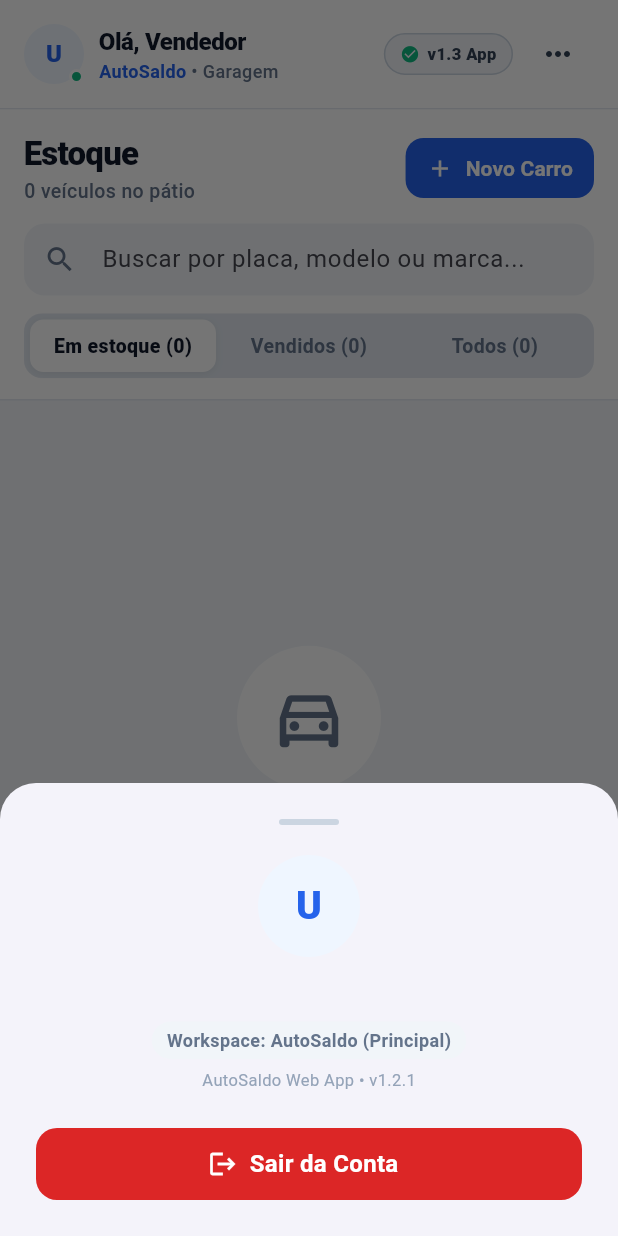
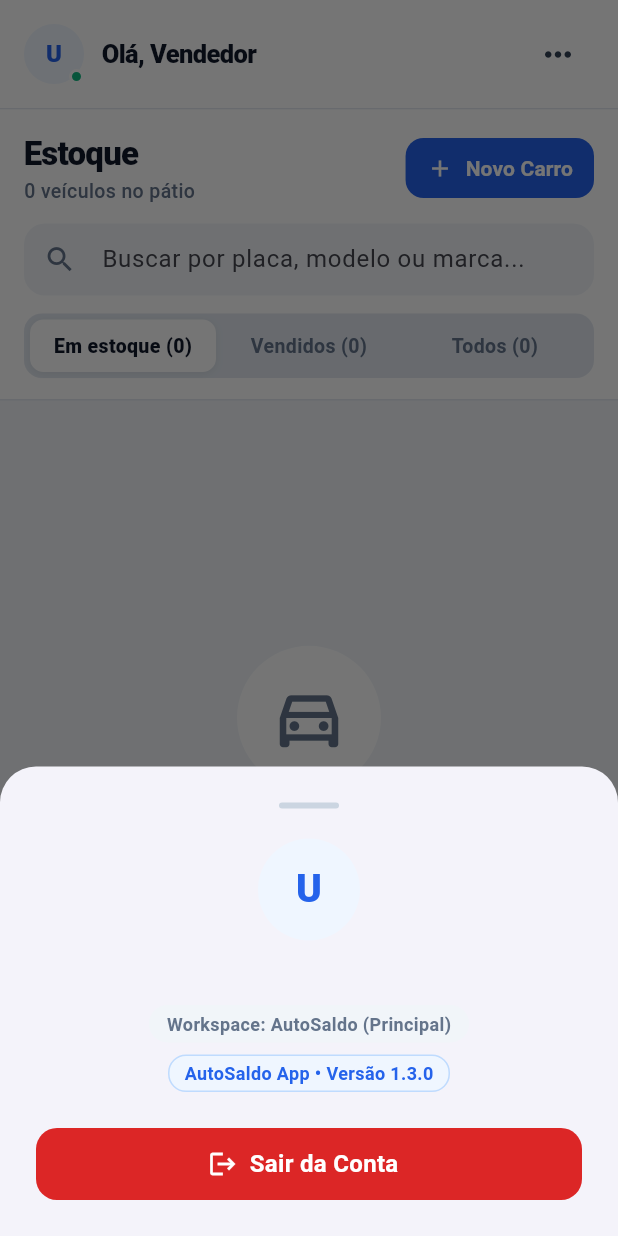
Before and after one commit to xmatheusgc/AutoSaldo, a Flutter app: the screen it shows once a user with an empty profile is signed in, after a tap on the "keyboard control" icon, on a phone screen of 412 x 824 dp. Run offline on Flutter 3.47's test engine with Material 3 defaults, Android fonts, the phone set to English and light mode, and no system bars; our stand-ins replace cloud_firestore, firebase_auth, firebase_core, web; missing offline and left inert: dart:js_interop; accounts and stored records are empty; network calls fail; statements that could not run were skipped.

Commit message:
feat(ui): simplificar cabecalho mantendo avatar, saudacao, menu e versao interna

```diff
--- a/lib/presentation/screens/home_shell.dart
+++ b/lib/presentation/screens/home_shell.dart
@@ -81,7 +81,7 @@ class _HomeShellState extends State<HomeShell> {
                 ),
                 const SizedBox(height: 6),
                 Container(
-                  padding: const EdgeInsets.symmetric(horizontal: 10, vertical: 4),
+                  padding: const EdgeInsets.symmetric(horizontal: 12, vertical: 4),
                   decoration: BoxDecoration(
                     color: const Color(0xFFF1F5F9),
                     borderRadius: BorderRadius.circular(20),
@@ -95,10 +95,22 @@ class _HomeShellState extends State<HomeShell> {
                     ),
                   ),
                 ),
-                const SizedBox(height: 6),
-                const Text(
-                  'AutoSaldo Web App • v1.2.1',
-                  style: TextStyle(fontSize: 11, color: AppTheme.textLight),
+                const SizedBox(height: 8),
+                Container(
+                  padding: const EdgeInsets.symmetric(horizontal: 10, vertical: 3),
+                  decoration: BoxDecoration(
+                    color: const Color(0xFFEFF6FF),
+                    borderRadius: BorderRadius.circular(12),
+                    border: Border.all(color: const Color(0xFFBFDBFE)),
+                  ),
+                  child: const Text(
+                    'AutoSaldo App • Versão 1.3.0',
+                    style: TextStyle(
+                      fontSize: 12,
+                      fontWeight: FontWeight.w700,
+                      color: Color(0xFF2563EB),
+                    ),
+                  ),
                 ),
                 const SizedBox(height: 24),
                 ElevatedButton.icon(
@@ -185,82 +197,25 @@ class _HomeShellState extends State<HomeShell> {
                       ),
                     ],
                   ),
-                  const SizedBox(width: 10),
-                  Column(
-                    crossAxisAlignment: CrossAxisAlignment.start,
-                    children: [
+                  const SizedBox(width: 12),
                   Text(
                     'Olá, $displayName',
                     style: const TextStyle(
-                          fontSize: 16,
+                      fontSize: 17,
                       fontWeight: FontWeight.w900,
                       color: Color(0xFF0F172A),
-                          letterSpacing: -0.3,
+                      letterSpacing: -0.4,
                     ),
-                      ),
-                      Row(
-                        children: const [
-                          Text(
-                            'AutoSaldo',
-                            style: TextStyle(
-                              fontSize: 12,
-                              fontWeight: FontWeight.w700,
-                              color: Color(0xFF2563EB),
-                            ),
-                          ),
-                          Text(
-                            ' • Garagem',
-                            style: TextStyle(
-                              fontSize: 12,
-                              fontWeight: FontWeight.w500,
-                              color: Color(0xFF64748B),
-                            ),
-                          ),
-                        ],
-                      ),
-                    ],
                   ),
                 ],
               ),
             ),
 
-            // Lado direito: badge de versão e menu
-            Row(
-              children: [
-                InkWell(
-                  onTap: _showUserBottomSheet,
-                  borderRadius: BorderRadius.circular(16),
-                  child: Container(
-                    padding: const EdgeInsets.symmetric(horizontal: 10, vertical: 5),
-                    decoration: BoxDecoration(
-                      color: const Color(0xFFF1F5F9),
-                      borderRadius: BorderRadius.circular(16),
-                      border: Border.all(color: const Color(0xFFCBD5E1)),
-                    ),
-                    child: Row(
-                      mainAxisSize: MainAxisSize.min,
-                      children: const [
-                        Icon(Icons.check_circle, size: 13, color: Color(0xFF10B981)),
-                        SizedBox(width: 5),
-                        Text(
-                          'v1.3 App',
-                          style: TextStyle(
-                            fontSize: 11,
-                            fontWeight: FontWeight.w800,
-                            color: Color(0xFF334155),
-                          ),
-                        ),
-                      ],
-                    ),
-                  ),
-                ),
-                const SizedBox(width: 6),
+            // Lado direito: menu de 3 pontos
             IconButton(
-                  icon: const Icon(Icons.more_horiz_rounded, size: 24, color: Color(0xFF334155)),
+              icon: const Icon(Icons.more_horiz_rounded, size: 26, color: Color(0xFF334155)),
               tooltip: 'Minha Conta',
               onPressed: _showUserBottomSheet,
-                ),
-              ],
             ),
           ],
         ),
```
Lines whose indentation alone changed are shown as unchanged.
